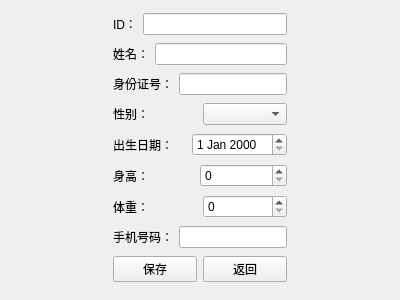
This is Lab3/addpatientwidget.ui in anchorkiki/qt_workspace_git as Qt 5 draws it before an edit. The edited form follows.
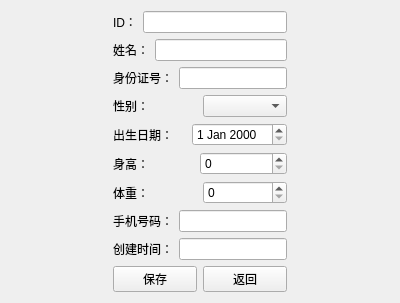
This is the edited form.

The edit to the form file:
```diff
--- a/Lab3/addpatientwidget.ui
+++ b/Lab3/addpatientwidget.ui
@@ -147,6 +147,20 @@
        </item>
       </layout>
      </item>
+     <item>
+      <layout class="QHBoxLayout" name="horizontalLayout_9">
+       <item>
+        <widget class="QLabel" name="label_8">
+         <property name="text">
+          <string>创建时间：</string>
+         </property>
+        </widget>
+       </item>
+       <item>
+        <widget class="QLineEdit" name="dbCreatedTimestamp"/>
+       </item>
+      </layout>
+     </item>
      <item>
       <layout class="QHBoxLayout" name="horizontalLayout_10">
        <item>
```
